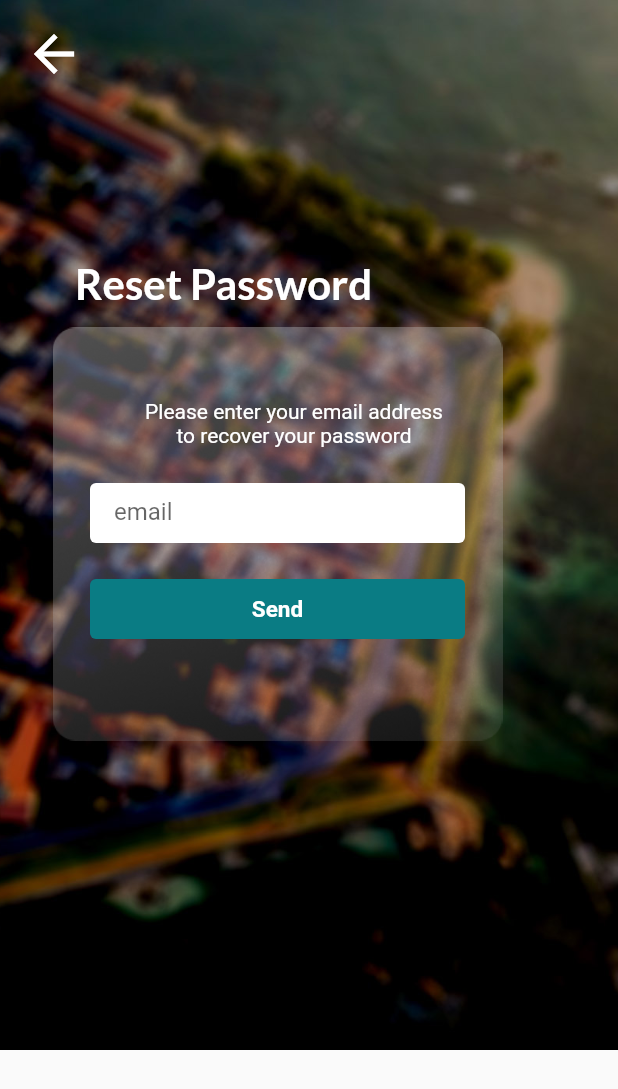
After one commit to Chamalka20/Travel-app-flutter, a Flutter app: the resetPasswordPage screen opened directly, on a phone screen of 412 x 824 dp. The commit adds this screen. Shown: the top 1089 px of the screen. Run offline on Flutter 3.47's test engine with Material 2 defaults, Android fonts, the phone set to English and light mode, and no system bars; our stand-ins replace cloud_firestore, firebase_auth, firebase_core, firebase_database, flutter_bloc, flutter_dotenv and 10 more; missing offline and left inert: colorful_safe_area, syncfusion_flutter_maps; accounts and stored records are empty; network calls fail.

Commit message:
create reset password fun.

```diff
--- a/lib/blocs/user/user_bloc.dart
+++ b/lib/blocs/user/user_bloc.dart
@@ -47,6 +47,11 @@ class userBloc extends Bloc<userEvent,userState>{
 
         await userAuthRep.emailVerification();
 
+      }else if (event is resetPassword){
+
+        List resetState =await userAuthRep.resetPassword(event.email);
+        emit(resetPasswordState(resetState));
+
       }else if(event is signInWithGoogle){
 
         var serStates=await userAuthRep.signInWithGoogle();
--- a/lib/blocs/user/user_event.dart
+++ b/lib/blocs/user/user_event.dart
@@ -46,6 +46,11 @@ class emailVerification extends userEvent{
   emailVerification();
 }
 
+class resetPassword extends userEvent{
+  final String email;
+  resetPassword({required this.email});
+}
+
 class signOutEvent extends userEvent{
 
   signOutEvent();
--- a/lib/blocs/user/user_state.dart
+++ b/lib/blocs/user/user_state.dart
@@ -30,6 +30,12 @@ class singUpState extends userState{
 
 
 }
+class resetPasswordState extends userState{
+
+  List resetState;
+  resetPasswordState(this.resetState);
+
+}
 
 class signOutState extends userState{
 
--- a/lib/repositories/user/userAuth_repo.dart
+++ b/lib/repositories/user/userAuth_repo.dart
@@ -105,6 +105,32 @@ class userAuthRepo {
 
   }
 
+  Future<List> resetPassword(email) async {
+
+    String AuthException='';
+    bool isSend=false;
+    List signUpDeatails=[];
+    try{
+      await _firebaseAuth.sendPasswordResetEmail(email: email);
+      isSend=true;
+    }on auth.FirebaseAuthException catch (e) {
+
+      isSend=false;
+
+      if (e.code == 'invalid-email') {
+        AuthException='invalid email';
+      }
+
+    }catch (e){
+      print(e);
+    }
+
+    signUpDeatails=[{'isSend':isSend,'AuthException':AuthException}];
+
+    return signUpDeatails;
+
+  }
+
   Future<dynamic> signInWithGoogle() async {
 
     try{
@@ -124,6 +150,7 @@ class userAuthRepo {
       print(e);
     }
   }
+
 
   Future<void> signOut() async {
 
--- a/lib/ui/Welcomepage.dart
+++ b/lib/ui/Welcomepage.dart
@@ -1,19 +1,14 @@
-
-import 'package:cloud_firestore/cloud_firestore.dart';
 import 'package:flutter/material.dart';
 import 'package:flutter/services.dart';
 import 'package:flutter_bloc/flutter_bloc.dart';
 import 'package:google_fonts/google_fonts.dart';
-import 'package:shared_preferences/shared_preferences.dart';
-import 'package:travelapp/ui/fechApiData.dart';
+import 'package:travelapp/ui/resetPassword.dart';
 import 'package:travelapp/ui/signup.dart';
 import '../blocs/user/user_bloc.dart';
 import '../blocs/user/user_event.dart';
 import '../blocs/user/user_state.dart';
 import 'customPageRoutes.dart';
-import 'letsStart.dart';
 import 'login.dart';
-import 'navigationPage.dart';
 
 class welcomePage extends StatefulWidget {
   const welcomePage({super.key});
@@ -95,6 +90,11 @@ class _welcomePageState extends State<welcomePage> {
                   });
                 }
 
+              }else if(state is resetPasswordState){
+                if(state.resetState[0]['isSend'] == true){
+                  ScaffoldMessenger.of(context)
+                    .showSnackBar(const SnackBar(content:Text("password reset message sent to the email")));
+                }
               }
 
            },
@@ -482,7 +482,8 @@ class _welcomePageState extends State<welcomePage> {
                                                                     padding: const EdgeInsets.only(left:12.0),
                                                                     child: TextButton(
                                                                         onPressed: () {
-                                                                          // Do something when the button is pressed
+                                                                           Navigator.of(context).pushReplacement(MaterialPageRoute(
+                                                                                builder:(context)=> const resetPasswordPage()));
                                                                         },
                                                                         style: ButtonStyle(
 
--- /dev/null
+++ b/lib/ui/resetPassword.dart
@@ -0,0 +1,273 @@
+import 'package:flutter/material.dart';
+import 'package:flutter/src/widgets/framework.dart';
+import 'package:flutter/src/widgets/placeholder.dart';
+import 'package:flutter_bloc/flutter_bloc.dart';
+import 'package:google_fonts/google_fonts.dart';
+import 'package:travelapp/ui/customPageRoutes.dart';
+
+import '../blocs/user/user_bloc.dart';
+import '../blocs/user/user_event.dart';
+import '../blocs/user/user_state.dart';
+import 'Welcomepage.dart';
+
+class resetPasswordPage extends StatefulWidget {
+  const resetPasswordPage({super.key});
+
+  @override
+  State<resetPasswordPage> createState() => _resetPasswordPageState();
+
+
+}
+
+class _resetPasswordPageState extends State<resetPasswordPage> {
+
+  final emailController = TextEditingController();
+  bool showError =false;
+  String errorDetails = '';
+
+  @override
+  void dispose(){
+    super.dispose();
+    emailController.dispose();
+
+
+  }
+
+  @override
+  Widget build(BuildContext context) {
+    return WillPopScope(
+      onWillPop: () async {
+        Navigator.of(context).pushReplacement(customPageRoutes(
+
+        child:const welcomePage()));
+
+        return false;
+      },
+
+      child: MultiBlocListener(
+
+        listeners: [
+          BlocListener<userBloc, userState>(
+            listener: (context, state) async {
+              if(state is resetPasswordState){
+                if(state.resetState[0]['isSend'] == true){
+
+                     Navigator.of(context).pushReplacement(MaterialPageRoute(
+
+                        builder:(context)=> const welcomePage()));
+
+                }else{
+                  setState(() {
+                    showError=true;
+                    errorDetails=state.resetState[0]['AuthException'];
+                  });
+
+                }
+              }
+            }
+          )
+        ],
+        child: Scaffold(
+            body: SafeArea(
+              child:SingleChildScrollView(
+                physics: const NeverScrollableScrollPhysics(),
+                child: Container(
+                  height: 700.0,
+                  decoration: const BoxDecoration(
+                      image: DecorationImage(
+                        image: AssetImage('assets/images/app bac.jpg'),
+                        fit:BoxFit.cover,
+                        alignment: Alignment.center,
+
+                      ),
+
+                    ),
+                    child: Center(
+                      child: Container(
+                        child: Column(
+                          crossAxisAlignment: CrossAxisAlignment.start,
+                          children: [
+                            Row(
+                              children: [
+                                Padding(
+                                  padding: const EdgeInsets.all(8.0),
+                                  child: IconButton(
+                                      icon: const Icon(Icons.arrow_back),
+                                      color: const Color.fromARGB(255, 255, 255, 255),
+                                      iconSize: 40,
+                                      onPressed: () {
+
+                                        Navigator.of(context).pushReplacement(customPageRoutes(
+                                        child:const welcomePage()));
+
+                                        // Handle back button press
+                                      },
+                                  ),
+                                ),
+                              ],
+                            ),
+                            Row(
+                              children: [
+                                Container(
+                                  margin: const EdgeInsets.only(left: 50.0,top:100.0, ),
+                                  child: Text("Reset Password",
+                                    style: GoogleFonts.lato(
+                                      // ignore: prefer_const_constructors
+                                      textStyle: TextStyle(
+                                      color: const Color.fromARGB(255, 255, 255, 255),
+                                      fontSize: 28,
+                                      fontWeight: FontWeight.bold,
+
+                                     )
+                                    )
+                                  ),
+                                )
+                              ],
+
+                            ),
+
+                            Row(
+                              children: [
+                                Container(
+                                   margin: const EdgeInsets.only(left: 35.0,),
+                                    height: 300,
+                                    width: 300,
+                                  child: Container(
+                                      // ignore: prefer_const_constructors
+
+                                      margin: const EdgeInsets.only(left: 0.0),
+                                      decoration: const BoxDecoration(
+
+                                        image: DecorationImage(
+                                          image: AssetImage('assets/images/Rectangle 1 loging.png'),
+
+                                            ),
+
+                                        ),
+                                    alignment: Alignment.center,
+                                    child: Column(
+                                        children: [
+
+                                            Row(
+                                              children: [
+                                                  Padding(
+                                                    padding: const EdgeInsets.only(top:60.0,left: 60),
+                                                    child: Container(
+                                                      child: Text("Please enter your email address \nto recover your password",
+                                                          style: GoogleFonts.roboto(
+                                                            color: Color.fromARGB(255, 255, 255, 255),
+
+                                                          ),
+                                                          maxLines: 2,
+                                                          textAlign: TextAlign.center,
+                                                      ),
+                                                    ),
+                                                  ) ,
+                                              ],
+
+                                            ),
+                                            Row(
+                                              children: [
+                                                 Padding(
+                                                   padding: const EdgeInsets.only(left:25,top:24),
+                                                   child: Container(
+                                                    width: 250,
+                                                    height: showError? 60:40,
+                                                     child: TextField(
+                                                      onTap: () {
+                                                        setState(() {
+                                                              showError = false;
+                                                            });
+                                                      },
+                                                        controller: emailController,
+                                                        decoration:  InputDecoration(
+                                                          filled: true,
+                                                          fillColor: Color.fromARGB(255, 255, 255, 255),
+                                                          hintText: 'email',
+                                                          errorText:showError  ? errorDetails : null,
+                                                          border: const OutlineInputBorder(
+                                                            borderSide: BorderSide.none,
+
+                                                          ),
+                                                          contentPadding: EdgeInsets.symmetric(horizontal: 16.0, vertical: 12.0),
+                                                        ),
+                                                      ),
+                                                   ),
+                                                 ),
+
+
+                                              ],
+
+
+                                            ),
+
+                                            Row(
+                                              children: [
+                                                 Padding(
+                                                   padding: const EdgeInsets.only(left:25,top:24),
+                                                   child: Container(
+                                                      width: 250,
+                                                      height: 40,
+                                                     child: TextButton(
+                                                        onPressed: ()  async {
+
+                                                          if(emailController.text.isNotEmpty){
+                                                            BlocProvider.of<userBloc>(context).add(resetPassword(email:emailController.text));
+                                                          }else{
+                                                            setState(() {
+                                                              showError =true;
+                                                              errorDetails="email is empty";
+                                                            });
+
+                                                          }
+
+
+
+                                                        },
+                                                        style: ButtonStyle(
+                                                          backgroundColor: MaterialStateProperty.all<Color>(const Color.fromARGB(255, 10, 124, 132)),
+                                                          foregroundColor: MaterialStateProperty.all<Color>(Colors.white),
+                                                        ),
+                                                        child: Text('Send',
+                                                            style: GoogleFonts.roboto(
+                                                                fontWeight: FontWeight.bold,
+                                                                fontSize: 15,
+
+                                                            ),
+
+                                                        ),
+                                                      ),
+                                                   ),
+                                                 ),
+
+
+                                              ],
+                                            ),
+
+                                        ],
+
+
+                                    ),
+
+                                  ),
+
+                                )
+
+                              ],
+
+                            )
+                          ],
+                        ),
+                      ),
+
+                    ),
+                ),
+
+
+            ),
+          )
+        ),
+      ),
+    );
+  }
+}
```
